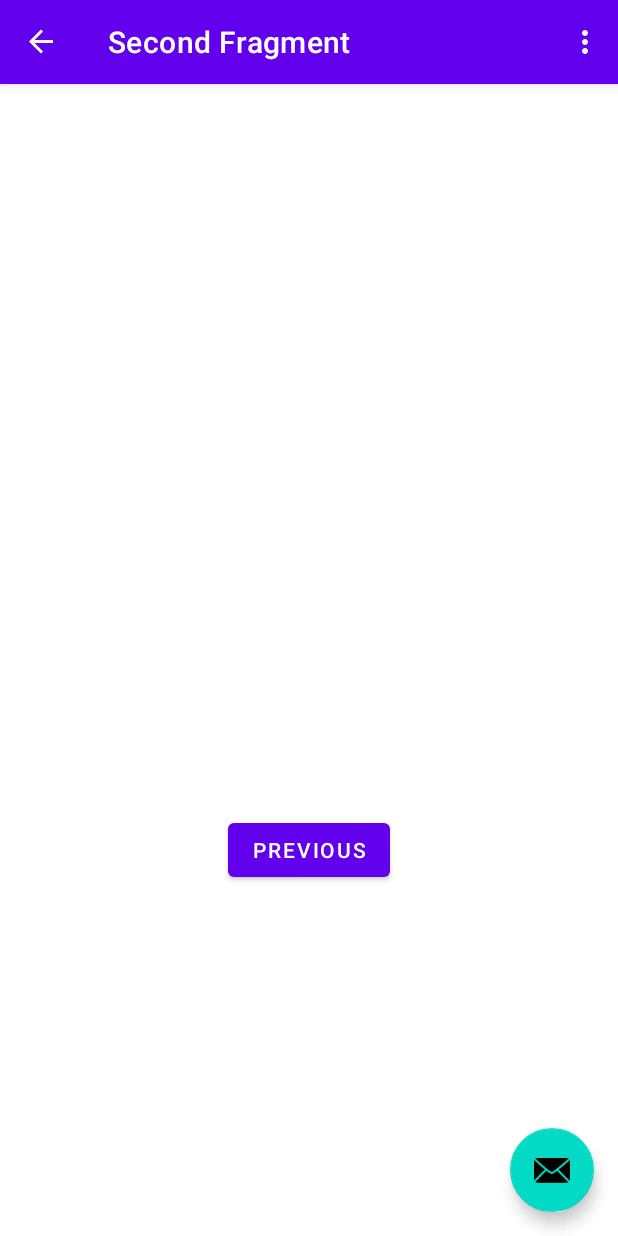
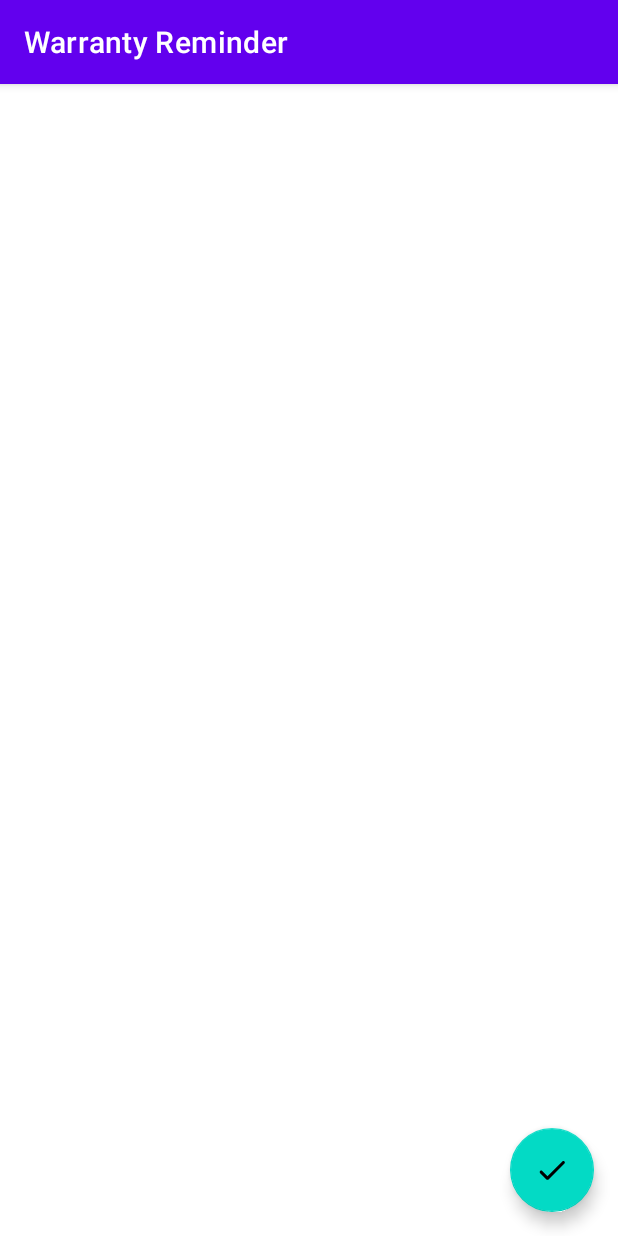
Before and after one commit to Tueska/android-warrantyreminder, an Android app: the SecondFragment screen opened through its navigation route, on a phone screen of 412 x 824 dp. Run offline under Robolectric (Android 15) with nearby library versions, the light colour scheme and no system bars; our stand-ins replace navigation-ui.

Commit message:
Added switchting between first and second fragment using fabs

```diff
--- a/app/src/main/AndroidManifest.xml
+++ b/app/src/main/AndroidManifest.xml
@@ -1,6 +1,6 @@
 <?xml version="1.0" encoding="utf-8"?>
 <manifest xmlns:android="http://schemas.android.com/apk/res/android"
-    package="com.example.warrantyreminder">
+    package="com.example.warrantyreminder" >
 
     <application
         android:allowBackup="true"
@@ -8,11 +8,11 @@
         android:label="@string/app_name"
         android:roundIcon="@mipmap/ic_launcher_round"
         android:supportsRtl="true"
-        android:theme="@style/Theme.WarrantyReminder">
+        android:theme="@style/Theme.WarrantyReminder" >
         <activity
             android:name=".MainActivity"
             android:label="@string/app_name"
-            android:theme="@style/Theme.WarrantyReminder.NoActionBar">
+            android:theme="@style/Theme.WarrantyReminder.NoActionBar" >
             <intent-filter>
                 <action android:name="android.intent.action.MAIN" />
 
--- a/app/src/main/java/com/example/warrantyreminder/FirstFragment.java
+++ b/app/src/main/java/com/example/warrantyreminder/FirstFragment.java
@@ -1,6 +1,7 @@
 package com.example.warrantyreminder;
 
 import android.os.Bundle;
+import android.util.Log;
 import android.view.LayoutInflater;
 import android.view.View;
 import android.view.ViewGroup;
@@ -10,6 +11,8 @@ import androidx.fragment.app.Fragment;
 import androidx.navigation.fragment.NavHostFragment;
 
 import com.example.warrantyreminder.databinding.FragmentFirstBinding;
+import com.google.android.material.snackbar.Snackbar;
+import com.google.android.material.snackbar.SnackbarContentLayout;
 
 public class FirstFragment extends Fragment {
 
@@ -28,8 +31,7 @@ public class FirstFragment extends Fragment {
 
     public void onViewCreated(@NonNull View view, Bundle savedInstanceState) {
         super.onViewCreated(view, savedInstanceState);
-
-        binding.buttonFirst.setOnClickListener(new View.OnClickListener() {
+        binding.fabCreate.setOnClickListener(new View.OnClickListener() {
             @Override
             public void onClick(View view) {
                 NavHostFragment.findNavController(FirstFragment.this)
--- a/app/src/main/java/com/example/warrantyreminder/MainActivity.java
+++ b/app/src/main/java/com/example/warrantyreminder/MainActivity.java
@@ -6,6 +6,7 @@ import com.google.android.material.snackbar.Snackbar;
 
 import androidx.appcompat.app.AppCompatActivity;
 
+import android.util.Log;
 import android.view.View;
 
 import androidx.navigation.NavController;
@@ -20,7 +21,6 @@ import android.view.MenuItem;
 
 public class MainActivity extends AppCompatActivity {
 
-    private AppBarConfiguration appBarConfiguration;
     private ActivityMainBinding binding;
 
     @Override
@@ -32,25 +32,16 @@ public class MainActivity extends AppCompatActivity {
 
         setSupportActionBar(binding.toolbar);
 
-        NavController navController = Navigation.findNavController(this, R.id.nav_host_fragment_content_main);
-        appBarConfiguration = new AppBarConfiguration.Builder(navController.getGraph()).build();
-        NavigationUI.setupActionBarWithNavController(this, navController, appBarConfiguration);
+        //NavController navController = Navigation.findNavController(this, R.id.fabCreate);
 
-        binding.fab.setOnClickListener(new View.OnClickListener() {
-            @Override
-            public void onClick(View view) {
-                Snackbar.make(view, "Replace with your own action", Snackbar.LENGTH_LONG)
-                        .setAction("Action", null).show();
-            }
-        });
     }
 
-    @Override
-    public boolean onCreateOptionsMenu(Menu menu) {
-        // Inflate the menu; this adds items to the action bar if it is present.
-        getMenuInflater().inflate(R.menu.menu_main, menu);
-        return true;
-    }
+//    @Override
+//    public boolean onCreateOptionsMenu(Menu menu) {
+//        // Inflate the menu; this adds items to the action bar if it is present.
+//        getMenuInflater().inflate(R.menu.menu_main, menu);
+//        return true;
+//    }
 
     @Override
     public boolean onOptionsItemSelected(MenuItem item) {
@@ -66,11 +57,4 @@ public class MainActivity extends AppCompatActivity {
 
         return super.onOptionsItemSelected(item);
     }
-
-    @Override
-    public boolean onSupportNavigateUp() {
-        NavController navController = Navigation.findNavController(this, R.id.nav_host_fragment_content_main);
-        return NavigationUI.navigateUp(navController, appBarConfiguration)
-                || super.onSupportNavigateUp();
-    }
 }
--- a/app/src/main/java/com/example/warrantyreminder/SecondFragment.java
+++ b/app/src/main/java/com/example/warrantyreminder/SecondFragment.java
@@ -29,7 +29,7 @@ public class SecondFragment extends Fragment {
     public void onViewCreated(@NonNull View view, Bundle savedInstanceState) {
         super.onViewCreated(view, savedInstanceState);
 
-        binding.buttonSecond.setOnClickListener(new View.OnClickListener() {
+        binding.fabDone.setOnClickListener(new View.OnClickListener() {
             @Override
             public void onClick(View view) {
                 NavHostFragment.findNavController(SecondFragment.this)
--- /dev/null
+++ b/app/src/main/res/drawable/ic_done.xml
@@ -0,0 +1,9 @@
+<vector xmlns:android="http://schemas.android.com/apk/res/android"
+    android:width="24dp"
+    android:height="24dp"
+    android:viewportWidth="24"
+    android:viewportHeight="24">
+  <path
+      android:fillColor="#FF000000"
+      android:pathData="M9,16.2l-3.5,-3.5c-0.39,-0.39 -1.01,-0.39 -1.4,0 -0.39,0.39 -0.39,1.01 0,1.4l4.19,4.19c0.39,0.39 1.02,0.39 1.41,0L20.3,7.7c0.39,-0.39 0.39,-1.01 0,-1.4 -0.39,-0.39 -1.01,-0.39 -1.4,0L9,16.2z"/>
+</vector>
--- a/app/src/main/res/layout/activity_main.xml
+++ b/app/src/main/res/layout/activity_main.xml
@@ -22,12 +22,4 @@
 
     <include layout="@layout/content_main" />
 
-    <com.google.android.material.floatingactionbutton.FloatingActionButton
-        android:id="@+id/fab"
-        android:layout_width="wrap_content"
-        android:layout_height="wrap_content"
-        android:layout_gravity="bottom|end"
-        android:layout_margin="@dimen/fab_margin"
-        app:srcCompat="@android:drawable/ic_dialog_email" />
-
 </androidx.coordinatorlayout.widget.CoordinatorLayout>
--- a/app/src/main/res/layout/fragment_second.xml
+++ b/app/src/main/res/layout/fragment_second.xml
@@ -6,22 +6,23 @@
     android:layout_height="match_parent"
     tools:context=".SecondFragment">
 
+    <com.google.android.material.floatingactionbutton.FloatingActionButton
+        android:id="@+id/fabDone"
+        android:layout_width="wrap_content"
+        android:layout_height="wrap_content"
+        android:layout_marginEnd="16dp"
+        android:layout_marginBottom="16dp"
+        android:clickable="true"
+        app:layout_constraintBottom_toBottomOf="parent"
+        app:layout_constraintEnd_toEndOf="parent"
+        app:srcCompat="@drawable/ic_done" />
+
     <TextView
         android:id="@+id/textview_second"
         android:layout_width="wrap_content"
         android:layout_height="wrap_content"
-        app:layout_constraintBottom_toTopOf="@id/button_second"
         app:layout_constraintEnd_toEndOf="parent"
         app:layout_constraintStart_toStartOf="parent"
         app:layout_constraintTop_toTopOf="parent" />
 
-    <Button
-        android:id="@+id/button_second"
-        android:layout_width="wrap_content"
-        android:layout_height="wrap_content"
-        android:text="@string/previous"
-        app:layout_constraintBottom_toBottomOf="parent"
-        app:layout_constraintEnd_toEndOf="parent"
-        app:layout_constraintStart_toStartOf="parent"
-        app:layout_constraintTop_toBottomOf="@id/textview_second" />
 </androidx.constraintlayout.widget.ConstraintLayout>
--- a/app/src/main/res/menu/menu_main.xml
+++ b/app/src/main/res/menu/menu_main.xml
@@ -1,10 +1,9 @@
 <menu xmlns:android="http://schemas.android.com/apk/res/android"
     xmlns:app="http://schemas.android.com/apk/res-auto"
     xmlns:tools="http://schemas.android.com/tools"
-    tools:context="com.example.warrantyreminder.MainActivity">
-    <item
-        android:id="@+id/action_settings"
+    tools:context="com.example.warrantyreminder.MainActivity" >
+    <item android:id="@+id/action_settings"
+        android:title="@string/action_settings"
         android:orderInCategory="100"
-        android:title="@string/action_settings"
         app:showAsAction="never" />
 </menu>
--- a/app/src/main/res/navigation/nav_graph.xml
+++ b/app/src/main/res/navigation/nav_graph.xml
@@ -9,7 +9,7 @@
         android:id="@+id/FirstFragment"
         android:name="com.example.warrantyreminder.FirstFragment"
         android:label="@string/first_fragment_label"
-        tools:layout="@layout/fragment_first">
+        tools:layout="@layout/fragment_first" >
 
         <action
             android:id="@+id/action_FirstFragment_to_SecondFragment"
@@ -19,7 +19,7 @@
         android:id="@+id/SecondFragment"
         android:name="com.example.warrantyreminder.SecondFragment"
         android:label="@string/second_fragment_label"
-        tools:layout="@layout/fragment_second">
+        tools:layout="@layout/fragment_second" >
 
         <action
             android:id="@+id/action_SecondFragment_to_FirstFragment"
--- a/app/src/main/res/values/themes.xml
+++ b/app/src/main/res/values/themes.xml
@@ -13,13 +13,11 @@
         <item name="android:statusBarColor" tools:targetApi="l">?attr/colorPrimaryVariant</item>
         <!-- Customize your theme here. -->
     </style>
-
     <style name="Theme.WarrantyReminder.NoActionBar">
         <item name="windowActionBar">false</item>
         <item name="windowNoTitle">true</item>
     </style>
-
-    <style name="Theme.WarrantyReminder.AppBarOverlay" parent="ThemeOverlay.AppCompat.Dark.ActionBar" />
-
+    <style name="Theme.WarrantyReminder.AppBarOverlay"
+        parent="ThemeOverlay.AppCompat.Dark.ActionBar" />
     <style name="Theme.WarrantyReminder.PopupOverlay" parent="ThemeOverlay.AppCompat.Light" />
 </resources>
```
Also changed, not shown: app/src/main/res/drawable/ic_plus.xml (added, +7 -0 lines), app/src/main/res/layout/fragment_first.xml (+13 -10 lines).
